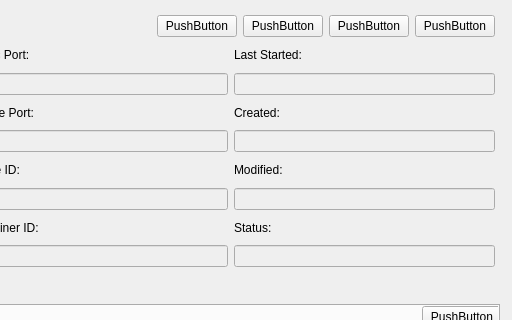
The window that src/modules/application/ApplicationEditDialog.ui (jensvogt/awsmock-qt-ui) describes before a commit, drawn with Qt 5; both pictures show x 841 to 1353 and y 0 to 320 of the 1353 by 707 pixel window.
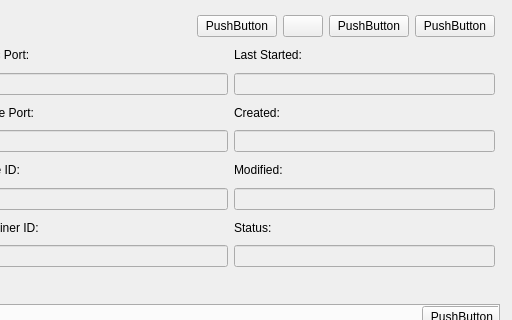
The same window after the commit.

Commit message: fix: add lambda environment create button

```diff
--- a/src/modules/application/ApplicationEditDialog.ui
+++ b/src/modules/application/ApplicationEditDialog.ui
@@ -310,7 +310,7 @@
          <string>Start the application.</string>
         </property>
         <property name="text">
-         <string>PushButton</string>
+         <string/>
         </property>
        </widget>
       </item>
```
Left out of the diff: 3 changed lines with no effect on the pictures. The commit also changes 1 other file.
